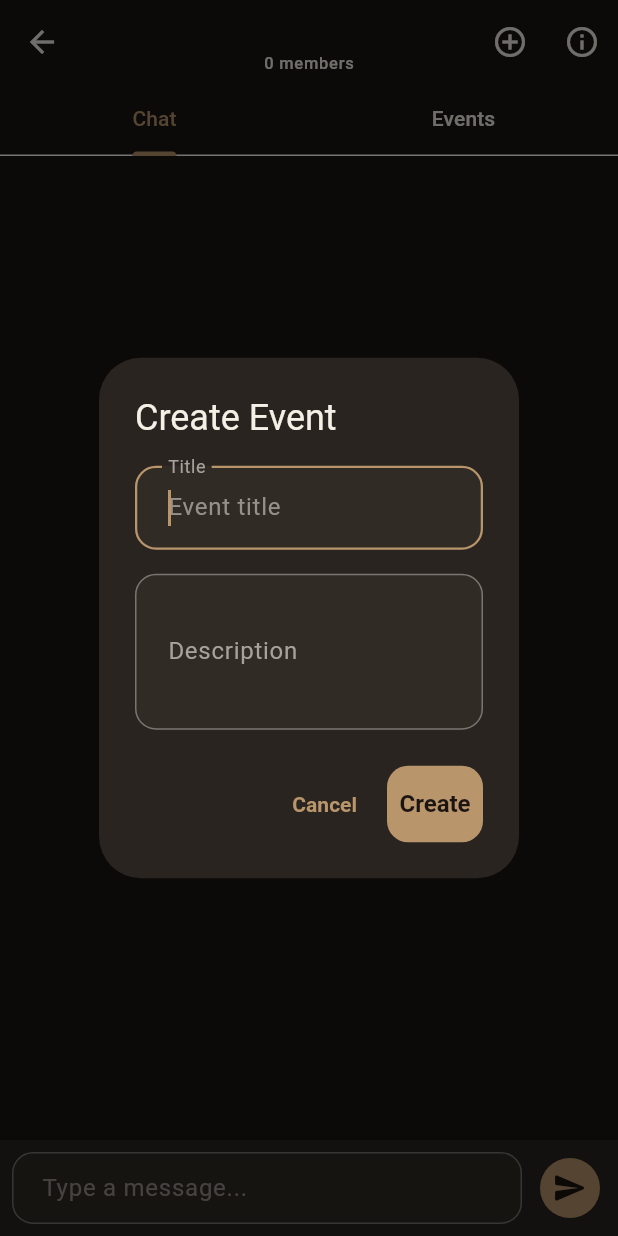
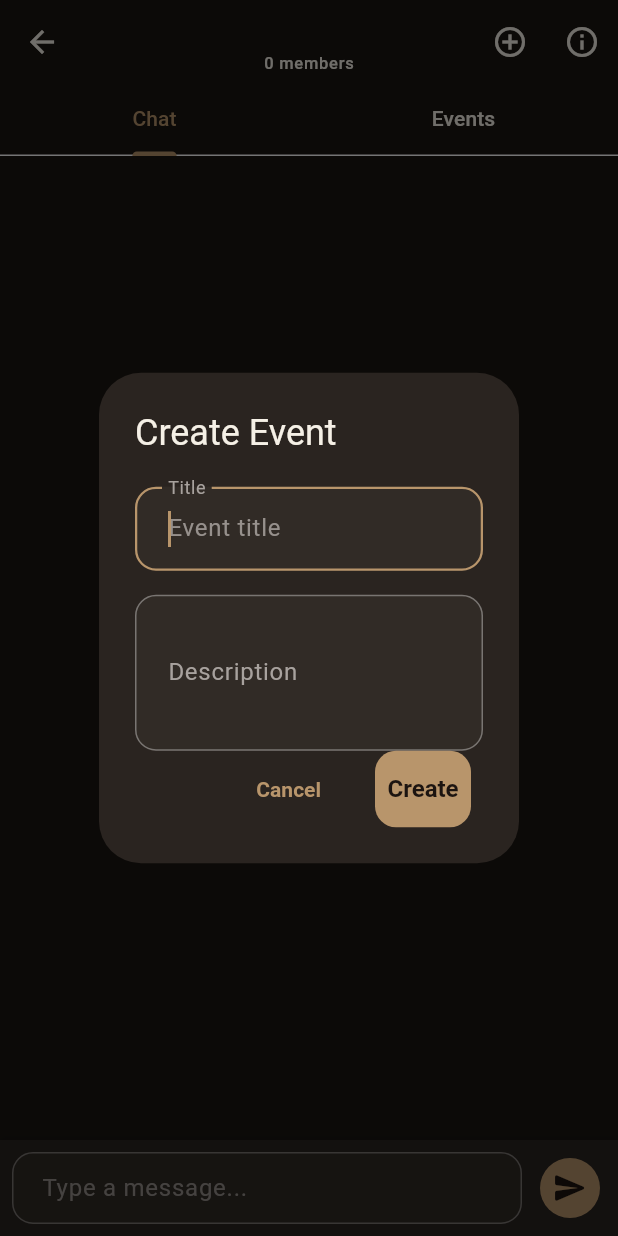
Before and after one commit to shreyans-codes/mit-ron, a Flutter app: the GroupChatPage screen opened directly with empty values, after a tap on the "add circle outline" icon, on a phone screen of 412 x 824 dp. Run offline on Flutter 3.47's test engine with Material 3 defaults, Android fonts, the phone set to English and light mode, and no system bars; our stand-ins replace image_picker, package_info_plus, shared_preferences; accounts and stored records are empty.

Commit message:
fix: dumb ai mistakes

```diff
--- a/frontend/lib/features/groups/group_chat_page.dart
+++ b/frontend/lib/features/groups/group_chat_page.dart
@@ -128,6 +128,7 @@ class _GroupChatPageState extends State<GroupChatPage>
       context: context,
       builder: (ctx) => AlertDialog(
         title: const Text('Create Event'),
+        contentPadding: const EdgeInsets.fromLTRB(24, 20, 24, 0),
         content: Column(
           mainAxisSize: MainAxisSize.min,
           children: [
@@ -151,11 +152,16 @@ class _GroupChatPageState extends State<GroupChatPage>
           ],
         ),
         actions: [
-          TextButton(
+          Padding(
+            padding: const EdgeInsets.symmetric(horizontal: 8),
+            child: TextButton(
               onPressed: () => Navigator.pop(ctx),
               child: const Text('Cancel'),
             ),
-          FilledButton(
+          ),
+          Padding(
+            padding: const EdgeInsets.symmetric(horizontal: 8),
+            child: FilledButton(
               onPressed: () async {
                 final title = titleController.text.trim();
                 if (title.isEmpty) return;
@@ -178,6 +184,7 @@ class _GroupChatPageState extends State<GroupChatPage>
                 }
               },
               child: const Text('Create'),
+            ),
           ),
         ],
       ),
```
Also changed, not shown: 1 other file. Lines whose indentation alone changed are shown as unchanged.
